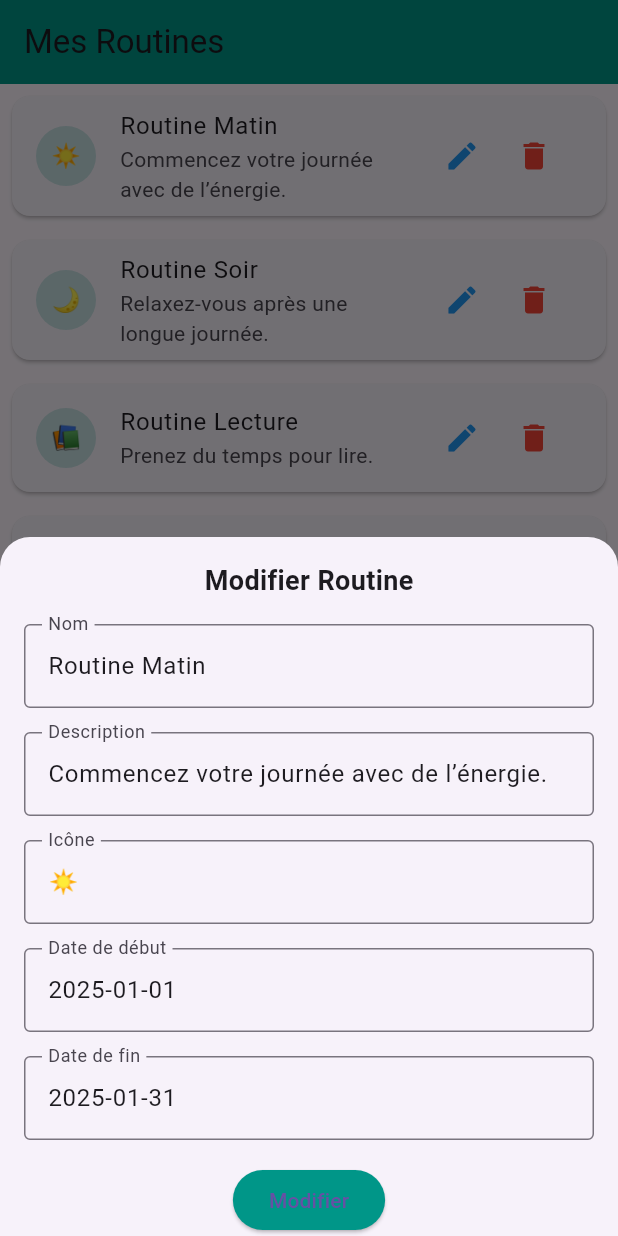
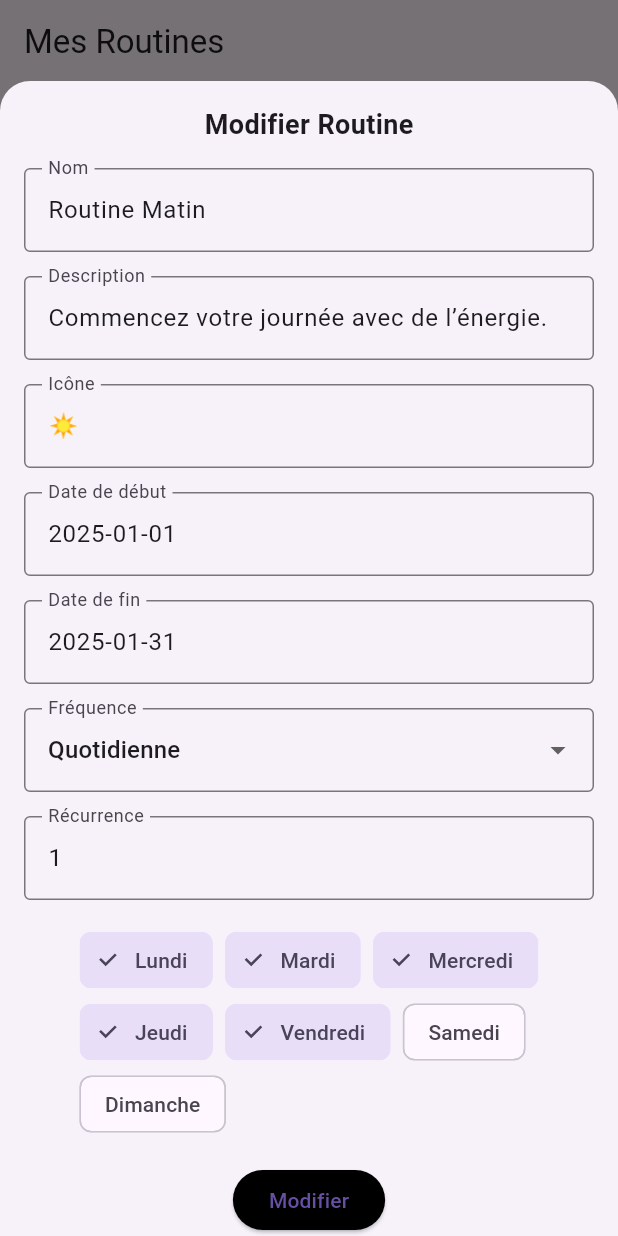
Before and after one commit to Eweeen/routine-app, a Flutter app: the screen it shows after launch, item 2 of the bottom bar chosen, after a tap on the "edit" icon, on a phone screen of 412 x 824 dp. Run offline on Flutter 3.47's test engine with Material 3 defaults, Android fonts, the phone set to English and light mode, and no system bars; our stand-ins replace freezed_annotation, sqflite; accounts and stored records are empty.

Commit message:
ajout frequences et recurrences et days

```diff
--- a/lib/screens/routines_screen.dart
+++ b/lib/screens/routines_screen.dart
@@ -23,7 +23,6 @@ class _RoutineScreenState extends State<RoutineScreen> {
     return Scaffold(
       appBar: AppBar(
         title: const Text('Mes Routines'),
-        backgroundColor: Colors.teal,
       ),
       body: routineProvider.routines.isEmpty
           ? const Center(child: CircularProgressIndicator())
@@ -44,13 +43,13 @@ class _RoutineScreenState extends State<RoutineScreen> {
                 mainAxisSize: MainAxisSize.min,
                 children: [
                   IconButton(
-                    icon: const Icon(Icons.edit, color: Colors.blue),
+                    icon: const Icon(Icons.edit, color: Colors.black),
                     onPressed: () {
                       _showRoutineForm(context, routine: routine, isEditing: true);
                     },
                   ),
                   IconButton(
-                    icon: const Icon(Icons.delete, color: Colors.red),
+                    icon: const Icon(Icons.delete, color: Colors.black),
                     onPressed: () {
                       routineProvider.deleteRoutine(routine['id']);
                     },
@@ -65,8 +64,8 @@ class _RoutineScreenState extends State<RoutineScreen> {
         onPressed: () {
           _showRoutineForm(context);
         },
-        backgroundColor: Colors.teal,
-        child: const Icon(Icons.add),
+        backgroundColor: Colors.black,
+        child: const Icon(Icons.add, color: Colors.white),
       ),
     );
   }
@@ -80,6 +79,30 @@ class _RoutineScreenState extends State<RoutineScreen> {
     final startDateController = TextEditingController(text: routine?['startDate'] ?? '');
     final endDateController = TextEditingController(text: routine?['endDate'] ?? '');
 
+    int selectedFrequencyId = routine?['frequencyId'] ?? 1;
+    int recurrence = routine?['recurrence'] ?? 1;
+    List<int> selectedDays = (routine != null && routine['days'] != null)
+        ? (routine['days'] as String).split(',').map((e) => int.parse(e)).toList()
+        : [];
+
+    final daysOfWeek = {
+      1: 'Lundi',
+      2: 'Mardi',
+      3: 'Mercredi',
+      4: 'Jeudi',
+      5: 'Vendredi',
+      6: 'Samedi',
+      7: 'Dimanche',
+    };
+
+    final frequencies = {
+      1: 'Quotidienne',
+      2: 'Hebdomadaire',
+      3: 'Mensuelle',
+      4: 'Annuelle',
+      5: 'Une fois',
+    };
+
     showModalBottomSheet(
       context: context,
       isScrollControlled: true,
@@ -87,6 +110,8 @@ class _RoutineScreenState extends State<RoutineScreen> {
         borderRadius: BorderRadius.vertical(top: Radius.circular(20)),
       ),
       builder: (context) {
+        return StatefulBuilder(
+          builder: (context, setModalState) {
             return Padding(
               padding: EdgeInsets.only(
                 left: 16,
@@ -127,6 +152,52 @@ class _RoutineScreenState extends State<RoutineScreen> {
                     decoration: const InputDecoration(labelText: 'Date de fin', border: OutlineInputBorder()),
                   ),
                   const SizedBox(height: 16),
+                  DropdownButtonFormField<int>(
+                    value: selectedFrequencyId,
+                    decoration: const InputDecoration(labelText: 'Fréquence', border: OutlineInputBorder()),
+                    items: frequencies.entries
+                        .map((entry) => DropdownMenuItem(
+                      value: entry.key,
+                      child: Text(entry.value),
+                    ))
+                        .toList(),
+                    onChanged: (value) {
+                      setModalState(() {
+                        selectedFrequencyId = value!;
+                      });
+                    },
+                  ),
+                  const SizedBox(height: 16),
+                  TextField(
+                    controller: TextEditingController(text: recurrence.toString()),
+                    keyboardType: TextInputType.number,
+                    decoration: const InputDecoration(labelText: 'Récurrence', border: OutlineInputBorder()),
+                    onChanged: (value) {
+                      setModalState(() {
+                        recurrence = int.parse(value);
+                      });
+                    },
+                  ),
+                  const SizedBox(height: 16),
+                  Wrap(
+                    spacing: 8.0,
+                    children: daysOfWeek.entries.map((entry) {
+                      return ChoiceChip(
+                        label: Text(entry.value),
+                        selected: selectedDays.contains(entry.key),
+                        onSelected: (selected) {
+                          setModalState(() {
+                            if (selected) {
+                              selectedDays.add(entry.key);
+                            } else {
+                              selectedDays.remove(entry.key);
+                            }
+                          });
+                        },
+                      );
+                    }).toList(),
+                  ),
+                  const SizedBox(height: 16),
                   ElevatedButton(
                     onPressed: () async {
                       final newRoutine = {
@@ -136,9 +207,9 @@ class _RoutineScreenState extends State<RoutineScreen> {
                         'startDate': startDateController.text,
                         'endDate': endDateController.text.isEmpty ? null : endDateController.text,
                         'alert': null,
-                    'frequencyId': 1,
-                    'recurrence': 1,
-                    'days': '1,2,3,4,5',
+                        'frequencyId': selectedFrequencyId,
+                        'recurrence': recurrence,
+                        'days': selectedDays.join(','),
                       };
 
                       if (isEditing) {
@@ -149,7 +220,7 @@ class _RoutineScreenState extends State<RoutineScreen> {
 
                       Navigator.pop(context);
                     },
-                style: ElevatedButton.styleFrom(backgroundColor: Colors.teal),
+                    style: ElevatedButton.styleFrom(backgroundColor: Colors.black),
                     child: Text(isEditing ? 'Modifier' : 'Ajouter'),
                   ),
                 ],
@@ -157,5 +228,7 @@ class _RoutineScreenState extends State<RoutineScreen> {
             );
           },
         );
+      },
+    );
   }
 }
```
Lines whose indentation alone changed are shown as unchanged.
